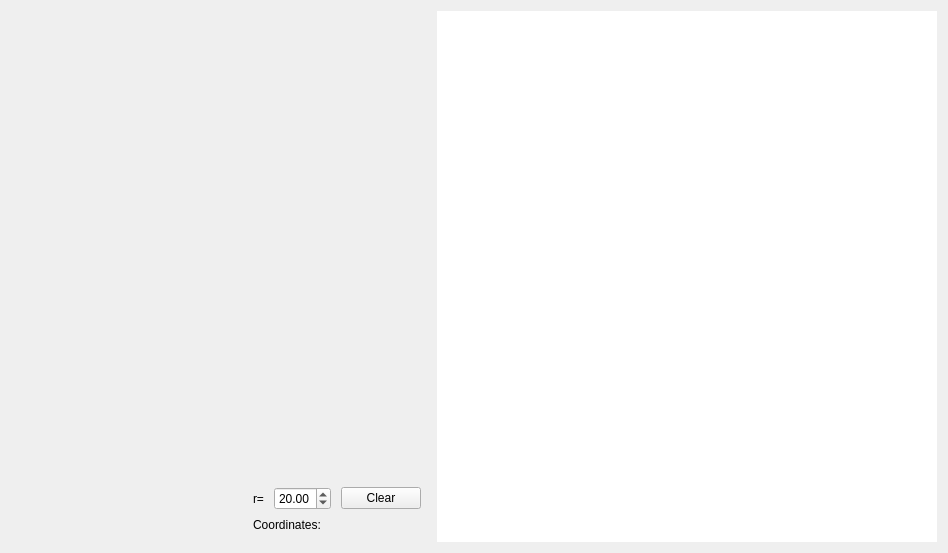
Above: Program/maptab.ui from danielramosg/sphereofearth before the change. Below: the same form after it.
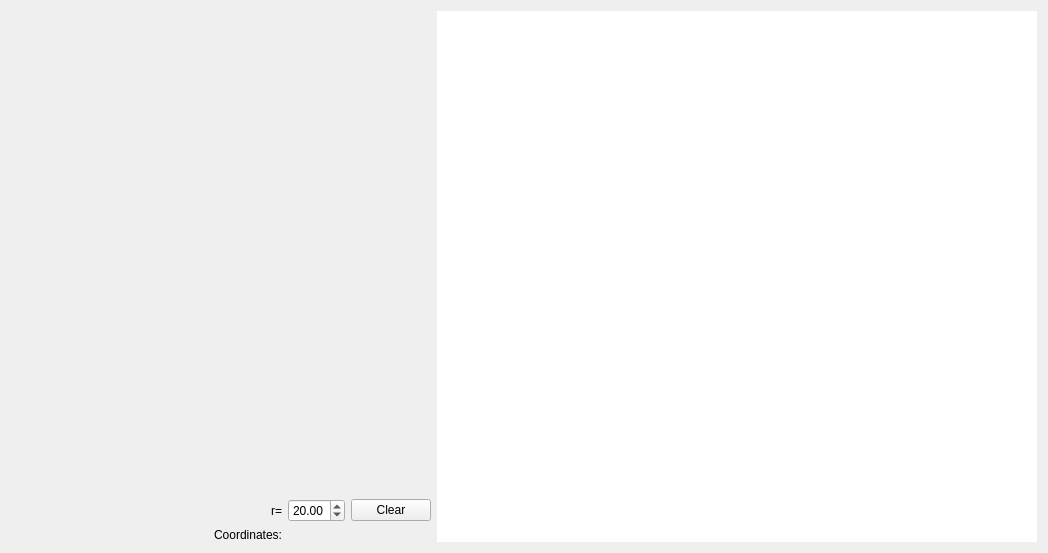
That is the form after the change.

Commit message: Fixed coordinate label and widened text column

The edit to the form file:
```diff
--- a/Program/maptab.ui
+++ b/Program/maptab.ui
@@ -6,7 +6,7 @@
    <rect>
     <x>0</x>
     <y>0</y>
-    <width>946</width>
+    <width>1046</width>
     <height>553</height>
    </rect>
   </property>
@@ -26,7 +26,7 @@
        </property>
        <property name="minimumSize">
         <size>
-         <width>500</width>
+         <width>600</width>
          <height>0</height>
         </size>
        </property>
@@ -40,26 +40,13 @@
      </item>
      <item row="1" column="1">
       <layout class="QGridLayout" name="gridLayout">
-       <property name="horizontalSpacing">
-        <number>10</number>
-       </property>
-       <property name="verticalSpacing">
-        <number>8</number>
-       </property>
-       <property name="margin">
-        <number>10</number>
-       </property>
        <item row="0" column="0">
         <widget class="QLabel" name="label_2">
          <property name="text">
           <string>r=</string>
          </property>
-        </widget>
-       </item>
-       <item row="0" column="2">
-        <widget class="QPushButton" name="clearbutton">
-         <property name="text">
-          <string>Clear</string>
+         <property name="alignment">
+          <set>Qt::AlignRight|Qt::AlignTrailing|Qt::AlignVCenter</set>
          </property>
         </widget>
        </item>
@@ -70,7 +57,24 @@
          </property>
         </widget>
        </item>
-       <item row="1" column="0" colspan="3">
+       <item row="0" column="2">
+        <widget class="QPushButton" name="clearbutton">
+         <property name="text">
+          <string>Clear</string>
+         </property>
+        </widget>
+       </item>
+       <item row="1" column="0">
+        <widget class="QLabel" name="label">
+         <property name="text">
+          <string>Coordinates:</string>
+         </property>
+         <property name="alignment">
+          <set>Qt::AlignRight|Qt::AlignTrailing|Qt::AlignVCenter</set>
+         </property>
+        </widget>
+       </item>
+       <item row="1" column="1" colspan="2">
         <widget class="QLabel" name="coordlabel">
          <property name="sizePolicy">
           <sizepolicy hsizetype="Preferred" vsizetype="Fixed">
@@ -79,7 +83,7 @@
           </sizepolicy>
          </property>
          <property name="text">
-          <string>Coordinates: </string>
+          <string> </string>
          </property>
         </widget>
        </item>
```
Left out of the diff: 54 changed lines with no effect on the pictures. The commit also changes 1 other file.
